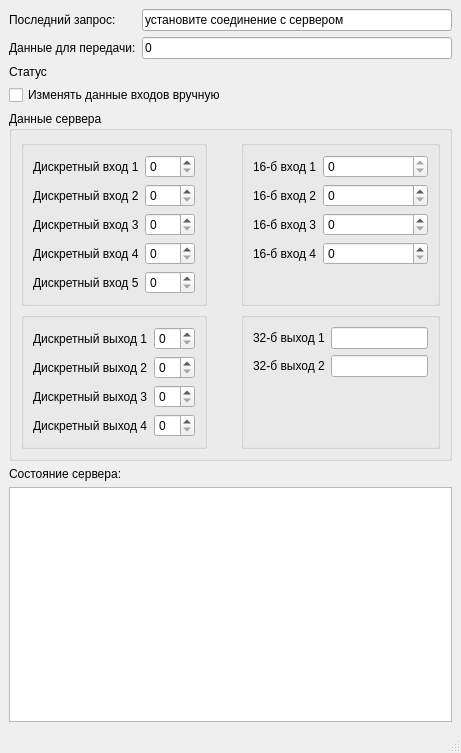
Qt form modbustcpserver.ui (DenJonson/modbusTCP-server_qt) before a commit.
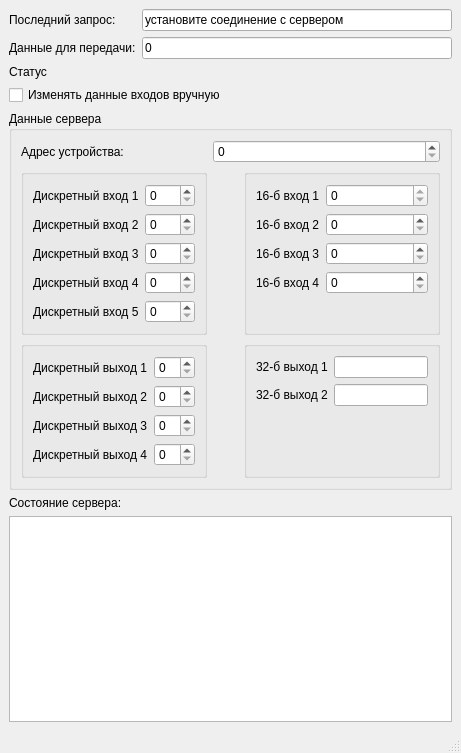
The same form after that commit.

Commit message: read byteArray request from client

What changed in the file:
```diff
--- a/modbustcpserver.ui
+++ b/modbustcpserver.ui
@@ -24,7 +24,7 @@
        <string>Данные сервера</string>
       </property>
       <layout class="QGridLayout" name="gridLayout_3">
-       <item row="1" column="2">
+       <item row="2" column="2">
         <widget class="QGroupBox" name="formGroupBox_2">
          <layout class="QFormLayout" name="formLayout_4">
           <item row="0" column="0">
@@ -58,63 +58,20 @@
          </layout>
         </widget>
        </item>
-       <item row="0" column="0">
-        <widget class="QGroupBox" name="formGroupBox">
-         <layout class="QFormLayout" name="formLayout_2">
-          <item row="0" column="0">
-           <widget class="QLabel" name="label">
-            <property name="text">
-             <string>Дискретный вход 1</string>
-            </property>
-           </widget>
-          </item>
-          <item row="1" column="0">
-           <widget class="QLabel" name="label_2">
-            <property name="text">
-             <string>Дискретный вход 2</string>
-            </property>
-           </widget>
-          </item>
-          <item row="2" column="0">
-           <widget class="QLabel" name="label_4">
-            <property name="text">
-             <string>Дискретный вход 3</string>
-            </property>
-           </widget>
-          </item>
-          <item row="3" column="0">
-           <widget class="QLabel" name="label_5">
-            <property name="text">
-             <string>Дискретный вход 4</string>
-            </property>
-           </widget>
-          </item>
-          <item row="4" column="0">
-           <widget class="QLabel" name="label_3">
-            <property name="text">
-             <string>Дискретный вход 5</string>
-            </property>
-           </widget>
-          </item>
-          <item row="0" column="1">
-           <widget class="QSpinBox" name="spinbDIn0"/>
-          </item>
-          <item row="1" column="1">
-           <widget class="QSpinBox" name="spinbDIn1"/>
-          </item>
-          <item row="2" column="1">
-           <widget class="QSpinBox" name="spinbDIn2"/>
-          </item>
-          <item row="3" column="1">
-           <widget class="QSpinBox" name="spinbDIn3"/>
-          </item>
-          <item row="4" column="1">
-           <widget class="QSpinBox" name="spinbDIn4"/>
-          </item>
-         </layout>
-        </widget>
+       <item row="1" column="1">
+        <spacer name="horizontalSpacer">
+         <property name="orientation">
+          <enum>Qt::Horizontal</enum>
+         </property>
+         <property name="sizeHint" stdset="0">
+          <size>
+           <width>40</width>
+           <height>20</height>
+          </size>
+         </property>
+        </spacer>
        </item>
-       <item row="0" column="2">
+       <item row="1" column="2">
         <widget class="QGroupBox" name="formGroupBox">
          <layout class="QFormLayout" name="formLayout">
           <item row="0" column="0">
@@ -167,7 +124,7 @@
          </layout>
         </widget>
        </item>
-       <item row="1" column="0">
+       <item row="2" column="0">
         <widget class="QGroupBox" name="groupBox">
          <layout class="QFormLayout" name="formLayout_3">
           <item row="0" column="0">
@@ -213,18 +170,75 @@
          </layout>
         </widget>
        </item>
-       <item row="0" column="1">
-        <spacer name="horizontalSpacer">
-         <property name="orientation">
-          <enum>Qt::Horizontal</enum>
+       <item row="1" column="0">
+        <widget class="QGroupBox" name="formGroupBox">
+         <layout class="QFormLayout" name="formLayout_2">
+          <item row="0" column="0">
+           <widget class="QLabel" name="label">
+            <property name="text">
+             <string>Дискретный вход 1</string>
+            </property>
+           </widget>
+          </item>
+          <item row="1" column="0">
+           <widget class="QLabel" name="label_2">
+            <property name="text">
+             <string>Дискретный вход 2</string>
+            </property>
+           </widget>
+          </item>
+          <item row="2" column="0">
+           <widget class="QLabel" name="label_4">
+            <property name="text">
+             <string>Дискретный вход 3</string>
+            </property>
+           </widget>
+          </item>
+          <item row="3" column="0">
+           <widget class="QLabel" name="label_5">
+            <property name="text">
+             <string>Дискретный вход 4</string>
+            </property>
+           </widget>
+          </item>
+          <item row="4" column="0">
+           <widget class="QLabel" name="label_3">
+            <property name="text">
+             <string>Дискретный вход 5</string>
+            </property>
+           </widget>
+          </item>
+          <item row="0" column="1">
+           <widget class="QSpinBox" name="spinbDIn0"/>
+          </item>
+          <item row="1" column="1">
+           <widget class="QSpinBox" name="spinbDIn1"/>
+          </item>
+          <item row="2" column="1">
+           <widget class="QSpinBox" name="spinbDIn2"/>
+          </item>
+          <item row="3" column="1">
+           <widget class="QSpinBox" name="spinbDIn3"/>
+          </item>
+          <item row="4" column="1">
+           <widget class="QSpinBox" name="spinbDIn4"/>
+          </item>
+         </layout>
+        </widget>
+       </item>
+       <item row="0" column="0">
+        <widget class="QLabel" name="label_18">
+         <property name="text">
+          <string>Адрес устройства:</string>
          </property>
-         <property name="sizeHint" stdset="0">
-          <size>
-           <width>40</width>
-           <height>20</height>
-          </size>
+        </widget>
+       </item>
+       <item row="0" column="1" colspan="2">
+        <widget class="QSpinBox" name="sbUnitId">
+         <property name="maximum">
+          <number>255</number>
          </property>
-        </spacer>
+        </widget>
        </item>
       </layout>
      </widget>
```
The commit also changes 1 other file.
